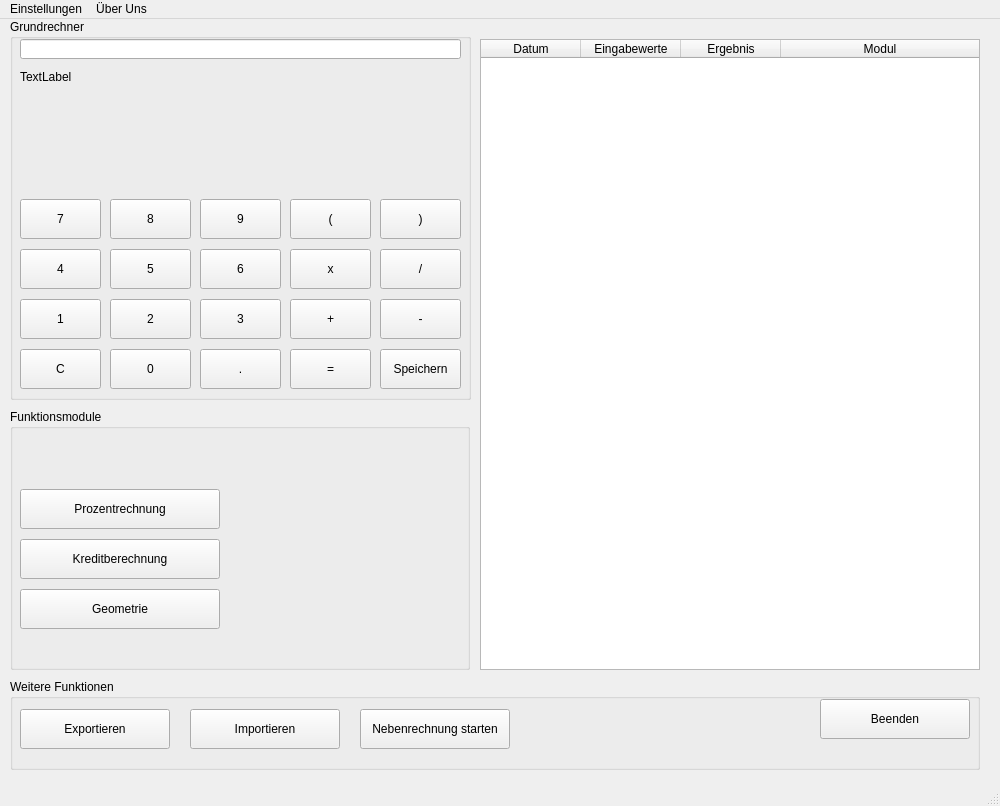
aurxl/modular-calc-jfy, file modular_calc_jfy/window.ui: the form before one commit.
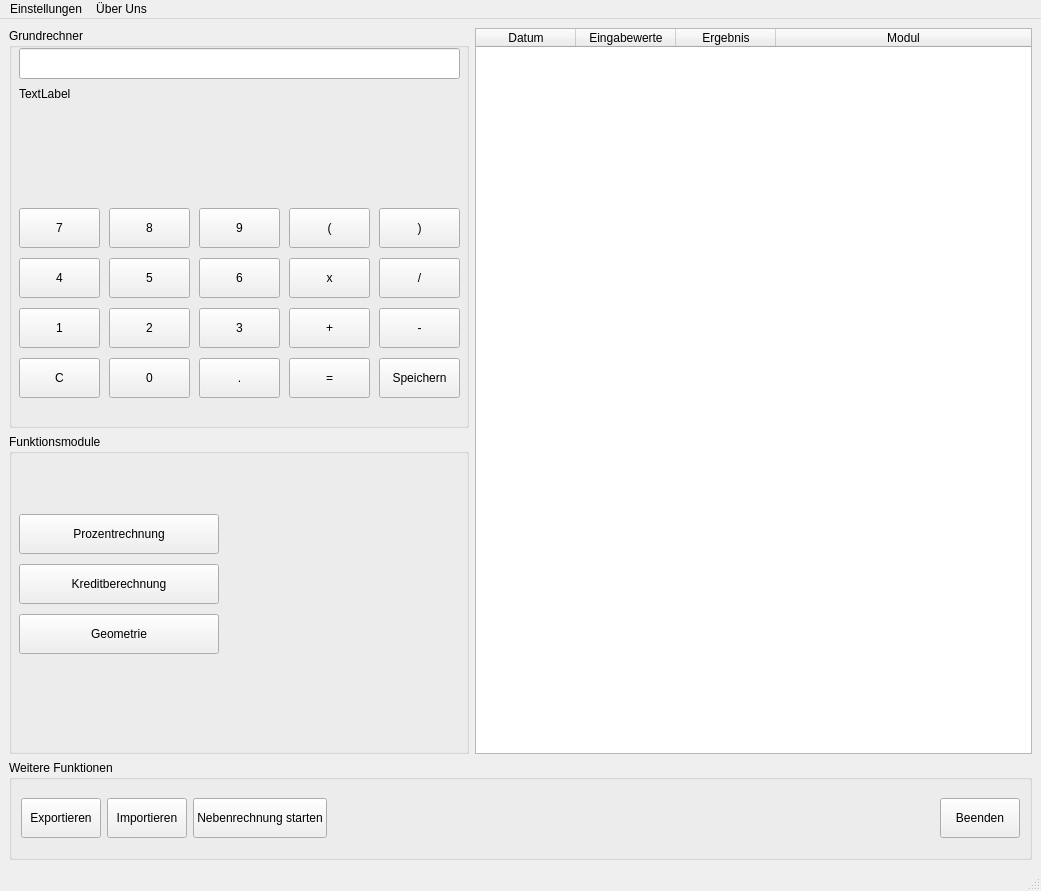
The form after the commit.

Commit message: using proper spacing

Diff of the .ui file:
```diff
--- a/modular_calc_jfy/window.ui
+++ b/modular_calc_jfy/window.ui
@@ -6,139 +6,22 @@
    <rect>
     <x>0</x>
     <y>0</y>
-    <width>1000</width>
-    <height>806</height>
+    <width>1041</width>
+    <height>891</height>
    </rect>
   </property>
   <property name="windowTitle">
    <string>Rechnerprojekt - Startmodul</string>
   </property>
   <widget class="QWidget" name="centralwidget">
-   <widget class="QGroupBox" name="module_selection">
-    <property name="geometry">
-     <rect>
-      <x>10</x>
-      <y>390</y>
-      <width>460</width>
-      <height>261</height>
-     </rect>
-    </property>
-    <property name="title">
-     <string>Funktionsmodule</string>
-    </property>
-    <widget class="QPushButton" name="button_percentage_module">
-     <property name="geometry">
-      <rect>
-       <x>10</x>
-       <y>80</y>
-       <width>200</width>
-       <height>40</height>
-      </rect>
-     </property>
-     <property name="text">
-      <string>Prozentrechnung</string>
-     </property>
-    </widget>
-    <widget class="QPushButton" name="button_credit_module">
-     <property name="geometry">
-      <rect>
-       <x>10</x>
-       <y>130</y>
-       <width>200</width>
-       <height>40</height>
-      </rect>
-     </property>
-     <property name="text">
-      <string>Kreditberechnung</string>
-     </property>
-    </widget>
-    <widget class="QPushButton" name="button_geometry_module">
-     <property name="geometry">
-      <rect>
-       <x>10</x>
-       <y>180</y>
-       <width>200</width>
-       <height>40</height>
-      </rect>
-     </property>
-     <property name="text">
-      <string>Geometrie</string>
-     </property>
-    </widget>
-   </widget>
-   <widget class="QGroupBox" name="bottom_buttons">
-    <property name="geometry">
-     <rect>
-      <x>10</x>
-      <y>660</y>
-      <width>970</width>
-      <height>91</height>
-     </rect>
-    </property>
-    <property name="title">
-     <string>Weitere Funktionen</string>
-    </property>
-    <widget class="QPushButton" name="button_export">
-     <property name="geometry">
-      <rect>
-       <x>10</x>
-       <y>30</y>
-       <width>150</width>
-       <height>40</height>
-      </rect>
-     </property>
-     <property name="text">
-      <string>Exportieren</string>
-     </property>
-    </widget>
-    <widget class="QPushButton" name="button_import">
-     <property name="geometry">
-      <rect>
-       <x>180</x>
-       <y>30</y>
-       <width>150</width>
-       <height>40</height>
-      </rect>
-     </property>
-     <property name="text">
-      <string>Importieren</string>
-     </property>
-    </widget>
-    <widget class="QPushButton" name="button_load_2">
-     <property name="geometry">
-      <rect>
-       <x>810</x>
-       <y>20</y>
-       <width>150</width>
-       <height>40</height>
-      </rect>
-     </property>
-     <property name="text">
-      <string>Beenden</string>
-     </property>
-    </widget>
-    <widget class="QPushButton" name="button_open_auxcalc">
-     <property name="geometry">
-      <rect>
-       <x>350</x>
-       <y>30</y>
-       <width>150</width>
-       <height>40</height>
-      </rect>
-     </property>
-     <property name="text">
-      <string>Nebenrechnung starten</string>
-     </property>
-    </widget>
-   </widget>
+   <layout class="QGridLayout" name="gridLayout">
+    <item row="0" column="0">
    <widget class="QGroupBox" name="module_selection_2">
-    <property name="geometry">
-     <rect>
-      <x>10</x>
-      <y>0</y>
-      <width>461</width>
-      <height>381</height>
-     </rect>
+      <property name="minimumSize">
+       <size>
+        <width>460</width>
+        <height>400</height>
+       </size>
     </property>
     <property name="title">
      <string>Grundrechner</string>
@@ -409,7 +292,7 @@
        <x>10</x>
        <y>20</y>
        <width>441</width>
-       <height>20</height>
+         <height>31</height>
       </rect>
      </property>
     </widget>
@@ -419,7 +302,7 @@
        <x>10</x>
        <y>50</y>
        <width>431</width>
-       <height>16</height>
+         <height>31</height>
       </rect>
      </property>
      <property name="text">
@@ -427,15 +310,9 @@
      </property>
     </widget>
    </widget>
+    </item>
+    <item row="0" column="1" rowspan="2">
    <widget class="QTableWidget" name="table_calculations">
-    <property name="geometry">
-     <rect>
-      <x>480</x>
-      <y>20</y>
-      <width>500</width>
-      <height>631</height>
-     </rect>
-    </property>
     <property name="sizePolicy">
      <sizepolicy hsizetype="Expanding" vsizetype="Expanding">
       <horstretch>0</horstretch>
@@ -487,13 +364,153 @@
      </property>
     </column>
    </widget>
+    </item>
+    <item row="1" column="0">
+     <widget class="QGroupBox" name="module_selection">
+      <property name="minimumSize">
+       <size>
+        <width>460</width>
+        <height>300</height>
+       </size>
+      </property>
+      <property name="title">
+       <string>Funktionsmodule</string>
+      </property>
+      <widget class="QPushButton" name="button_percentage_module">
+       <property name="geometry">
+        <rect>
+         <x>10</x>
+         <y>80</y>
+         <width>200</width>
+         <height>40</height>
+        </rect>
+       </property>
+       <property name="text">
+        <string>Prozentrechnung</string>
+       </property>
+      </widget>
+      <widget class="QPushButton" name="button_credit_module">
+       <property name="geometry">
+        <rect>
+         <x>10</x>
+         <y>130</y>
+         <width>200</width>
+         <height>40</height>
+        </rect>
+       </property>
+       <property name="text">
+        <string>Kreditberechnung</string>
+       </property>
+      </widget>
+      <widget class="QPushButton" name="button_geometry_module">
+       <property name="geometry">
+        <rect>
+         <x>10</x>
+         <y>180</y>
+         <width>200</width>
+         <height>40</height>
+        </rect>
+       </property>
+       <property name="text">
+        <string>Geometrie</string>
+       </property>
+      </widget>
+     </widget>
+    </item>
+    <item row="2" column="0" colspan="2">
+     <widget class="QGroupBox" name="bottom_buttons">
+      <property name="minimumSize">
+       <size>
+        <width>0</width>
+        <height>100</height>
+       </size>
+      </property>
+      <property name="maximumSize">
+       <size>
+        <width>16777215</width>
+        <height>100</height>
+       </size>
+      </property>
+      <property name="title">
+       <string>Weitere Funktionen</string>
+      </property>
+      <layout class="QGridLayout" name="gridLayout_2">
+       <item row="0" column="4">
+        <widget class="QPushButton" name="button_load_2">
+         <property name="minimumSize">
+          <size>
+           <width>0</width>
+           <height>40</height>
+          </size>
+         </property>
+         <property name="text">
+          <string>Beenden</string>
+         </property>
+        </widget>
+       </item>
+       <item row="0" column="3">
+        <spacer name="horizontalSpacer">
+         <property name="orientation">
+          <enum>Qt::Orientation::Horizontal</enum>
+         </property>
+         <property name="sizeHint" stdset="0">
+          <size>
+           <width>40</width>
+           <height>20</height>
+          </size>
+         </property>
+        </spacer>
+       </item>
+       <item row="0" column="2">
+        <widget class="QPushButton" name="button_open_auxcalc">
+         <property name="minimumSize">
+          <size>
+           <width>0</width>
+           <height>40</height>
+          </size>
+         </property>
+         <property name="text">
+          <string>Nebenrechnung starten</string>
+         </property>
+        </widget>
+       </item>
+       <item row="0" column="0">
+        <widget class="QPushButton" name="button_export">
+         <property name="minimumSize">
+          <size>
+           <width>0</width>
+           <height>40</height>
+          </size>
+         </property>
+         <property name="text">
+          <string>Exportieren</string>
+         </property>
+        </widget>
+       </item>
+       <item row="0" column="1">
+        <widget class="QPushButton" name="button_import">
+         <property name="minimumSize">
+          <size>
+           <width>0</width>
+           <height>40</height>
+          </size>
+         </property>
+         <property name="text">
+          <string>Importieren</string>
+         </property>
+        </widget>
+       </item>
+      </layout>
+     </widget>
+    </item>
+   </layout>
   </widget>
   <widget class="QMenuBar" name="menubar">
    <property name="geometry">
     <rect>
      <x>0</x>
      <y>0</y>
-     <width>1000</width>
+     <width>1041</width>
      <height>23</height>
     </rect>
    </property>
```
Left out of the diff: 19 changed lines with no effect on the pictures. Lines whose indentation alone changed are shown as unchanged.
